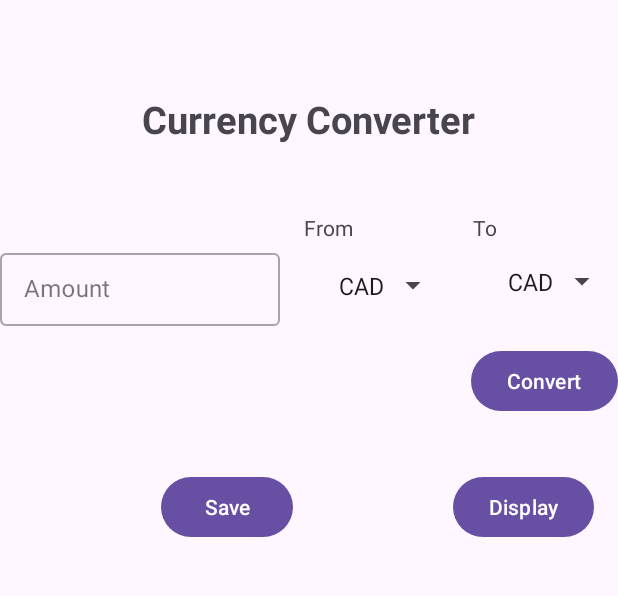
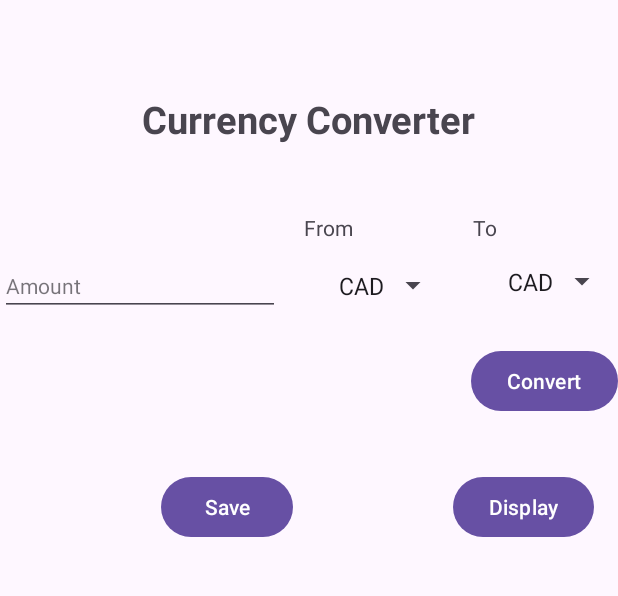
Before and after one commit to YutianCai/FinalProject, an Android app: the CurrencyConverter screen opened directly, with no data from a screen before it, after a tap on "Convert", on a phone screen of 412 x 824 dp, the part 96-692 px from its top. Run offline under Robolectric (Android 15) with nearby library versions, the light colour scheme and no system bars.

Commit message:
Finished the first part of currency converter--fixed shared perferences

```diff
--- a/app/src/main/java/algonquin/cst2335/finalproject/CurrencyConverter.java
+++ b/app/src/main/java/algonquin/cst2335/finalproject/CurrencyConverter.java
@@ -42,17 +42,17 @@ public class CurrencyConverter extends AppCompatActivity {
         // get the value typed last time, and set it into text view
         SharedPreferences prefs = getSharedPreferences("Currency", Context.MODE_PRIVATE);
         String inputCurrency = prefs.getString("inputCurrency", "");
-        binding.tilFrom.getEditText().setText(inputCurrency); // Set text to TextInputEditText
+        binding.tilFrom.setText(inputCurrency); // Set text to TextInputEditText
 
 
         //OnClickListener for Convert button
         binding.btnConvert.setOnClickListener(click ->{
             // save the input value into SharedPreferences
             SharedPreferences.Editor editor = prefs.edit();
-            editor.putString("inputCurrency", binding.tilFrom.getEditText().toString());
+            editor.putString("inputCurrency", binding.tilFrom.getText().toString());
             editor.apply();
 
-            Toast.makeText(this, "Convert :" + binding.tilFrom.getEditText().toString(),Toast.LENGTH_LONG).show();
+            Toast.makeText(this, "Convert :" + binding.tilFrom.getText().toString(),Toast.LENGTH_LONG).show();
             // TODO: search the input value online, and load it into RecyclerView
 
         });
--- a/app/src/main/res/layout/activity_currency.xml
+++ b/app/src/main/res/layout/activity_currency.xml
@@ -61,7 +61,7 @@
         app:layout_constraintTop_toTopOf="@+id/guideline"
         app:layout_constraintStart_toStartOf="@+id/spToCurrency" />
 
-    <com.google.android.material.textfield.TextInputLayout
+    <EditText
         android:id="@+id/tilFrom"
         style="@style/Widget.MaterialComponents.TextInputLayout.OutlinedBox.Dense"
         android:layout_width="0dp"
@@ -71,17 +71,7 @@
         app:layout_constraintBottom_toBottomOf="@+id/spFromCurrency"
         app:layout_constraintEnd_toStartOf="@+id/spFromCurrency"
         app:layout_constraintStart_toStartOf="parent"
-        app:layout_constraintTop_toTopOf="@+id/spFromCurrency">
-
-        <com.google.android.material.textfield.TextInputEditText
-            android:id="@+id/etFrom"
-            android:layout_width="match_parent"
-            android:layout_height="match_parent"
-            android:inputType="numberDecimal" />
-
-    </com.google.android.material.textfield.TextInputLayout>
-
-
+        app:layout_constraintTop_toTopOf="@+id/spFromCurrency"/>
 
     <Spinner
         android:id="@+id/spFromCurrency"
```
